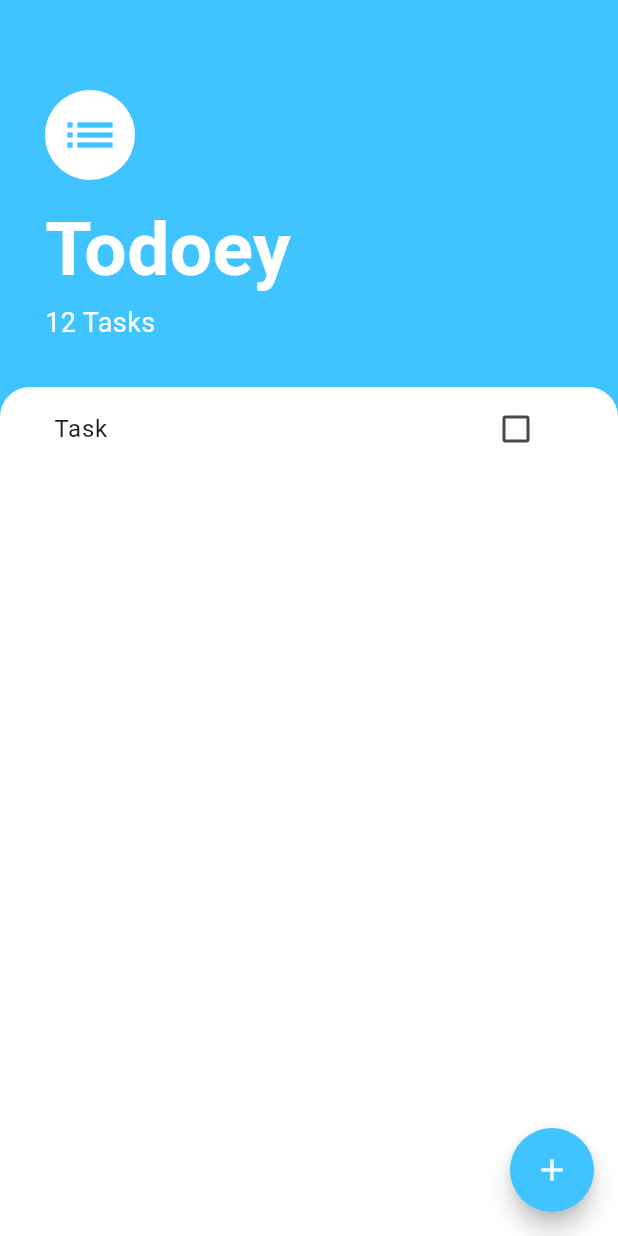
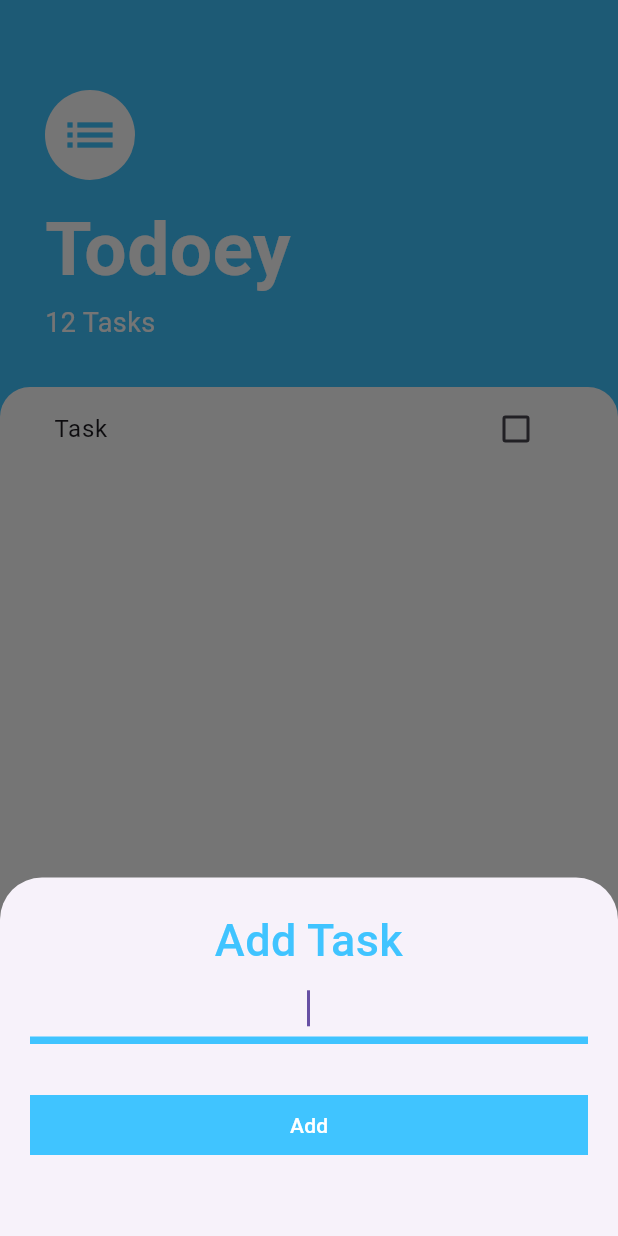
Before and after one commit to WinHtunOo29/Flutter-To-Do-List, a Flutter app: the screen it shows after launch, after a tap on the "add" icon, on a phone screen of 412 x 824 dp. Run offline on Flutter 3.47's test engine with Material 3 defaults, Android fonts, the phone set to English and light mode, and no system bars.

Commit message:
bottom sheet ui to add task

```diff
--- a/flutter_to_do_list/lib/main.dart
+++ b/flutter_to_do_list/lib/main.dart
@@ -11,7 +11,9 @@ class MainApp extends StatelessWidget {
   @override
   Widget build(BuildContext context) {
     return const MaterialApp(
-      home: TasksScreen(),
+      home: Scaffold(
+        body: TasksScreen()
+      ),
     );
   }
 }
--- /dev/null
+++ b/flutter_to_do_list/lib/screens/add_task_screen.dart
@@ -0,0 +1,64 @@
+import 'package:flutter/material.dart';
+import 'package:flutter/widgets.dart';
+
+class AddTaskScreen extends StatelessWidget {
+  const AddTaskScreen({super.key});
+
+  @override
+  Widget build(BuildContext context) {
+    return SingleChildScrollView(
+      padding: EdgeInsets.only(bottom: MediaQuery.of(context).viewInsets.bottom),
+      child: Container(
+        padding: const EdgeInsets.all(20.0),
+        child: Column(
+          crossAxisAlignment: CrossAxisAlignment.stretch,
+          children: [
+            const Text(
+              'Add Task',
+              textAlign: TextAlign.center,
+              style: TextStyle(
+                color: Colors.lightBlueAccent,
+                fontSize: 30.0,
+                fontWeight: FontWeight.w500,
+              ),
+            ),
+            const TextField(
+              decoration: InputDecoration(
+                enabledBorder: UnderlineInputBorder(
+                  borderSide: BorderSide(color: Colors.lightBlueAccent, width: 5.0),
+                ),
+                focusedBorder: UnderlineInputBorder(
+                  borderSide: BorderSide(color: Colors.lightBlueAccent, width: 5.0),
+                )
+              ),
+              textAlign: TextAlign.center,
+              autofocus: true,
+            ),
+            Padding(
+              padding: const EdgeInsets.symmetric(vertical: 30.0),
+              child: TextButton(
+                onPressed: () {
+
+                },
+                style: ButtonStyle(
+                  backgroundColor: WidgetStateProperty.all<Color>(Colors.lightBlueAccent),
+                  shape: WidgetStateProperty.all<RoundedRectangleBorder>(
+                    RoundedRectangleBorder(
+                      borderRadius: BorderRadius.circular(0.0)
+                    )
+                  ),
+                ),
+                child: const Text(
+                  'Add',
+                  style: TextStyle(
+                    color: Colors.white
+                  ),
+                )
+              ),
+            )
+          ],
+        ),
+      ),
+    );
+  }
+}
--- a/flutter_to_do_list/lib/screens/tasks_screen.dart
+++ b/flutter_to_do_list/lib/screens/tasks_screen.dart
@@ -1,5 +1,6 @@
 import 'package:flutter/material.dart';
 import 'package:flutter_to_do_list/components/tasks_list.dart';
+import 'package:flutter_to_do_list/screens/add_task_screen.dart';
 
 class TasksScreen extends StatelessWidget {
   const TasksScreen({super.key});
@@ -10,7 +11,13 @@ class TasksScreen extends StatelessWidget {
       backgroundColor: Colors.lightBlueAccent,
       floatingActionButton: FloatingActionButton(
         onPressed: () {
+          showModalBottomSheet(
+            context: context,
+            isScrollControlled: true,
+            builder: (context) => const AddTaskScreen(
 
+            ),
+          );
         },
         shape: const CircleBorder(),
         backgroundColor: Colors.lightBlueAccent,
```
